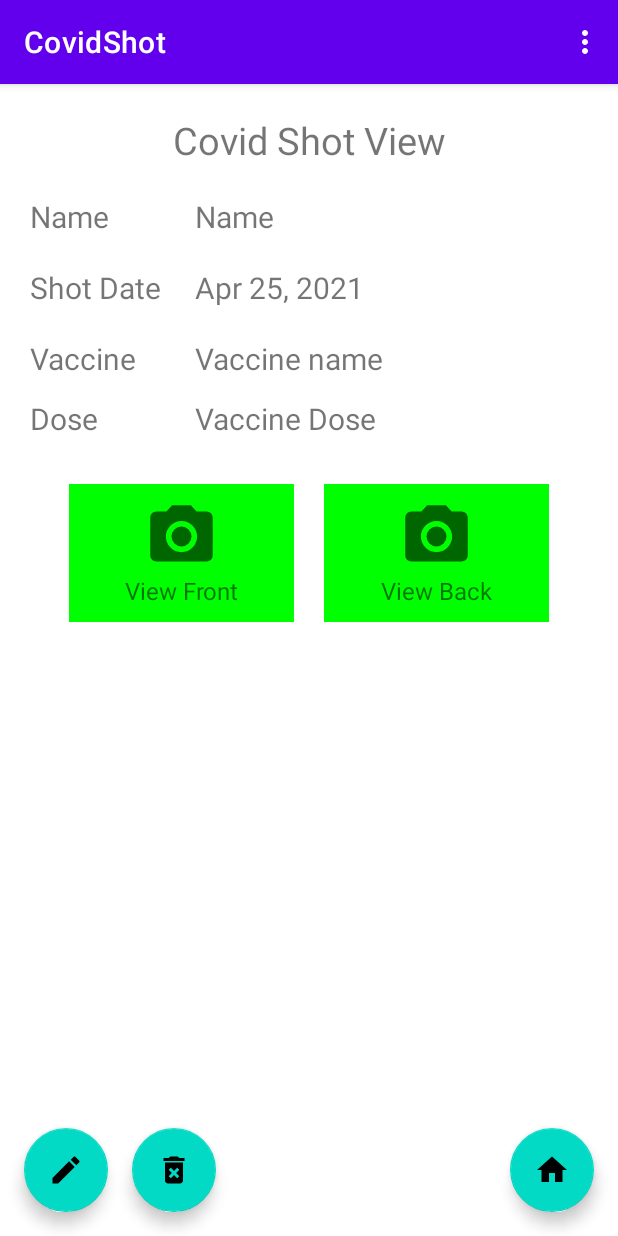
After one commit to TharunSaravanan/Health-Rec, an Android app: the VaccineView screen opened through its navigation route, on a phone screen of 412 x 824 dp. The commit adds this screen. Run offline under Robolectric (Android 15) with nearby library versions, the phone set to English and light mode, and no system bars; 6 statements that could not run were skipped.

Commit message:
view record

```diff
--- a/app/src/main/java/com/bstharun/covidshot/DbHelper.java
+++ b/app/src/main/java/com/bstharun/covidshot/DbHelper.java
@@ -24,7 +24,7 @@ public class DbHelper {
         // if vaccine entry is available, user has edited existing vaccine entry. in that case, delete existing in the arraylist and add the edited entry
         // save all vaccinations
 
-        ArrayList<Vaccination> vaccinations = new ArrayList<>();
+        ArrayList<Vaccination> vaccinations = getAllVaccinations();
         vaccinations.add(vaccineEntry);
         saveAllVaccinations(vaccinations);
     }
--- a/app/src/main/java/com/bstharun/covidshot/FirstFragment.java
+++ b/app/src/main/java/com/bstharun/covidshot/FirstFragment.java
@@ -31,23 +31,8 @@ public class FirstFragment extends Fragment {
         // Read data from database
         ArrayList<Vaccination> vaccinations = new DbHelper(this.getContext()).getAllVaccinations();
 
-
-        /* ArrayList<Vaccination> vaccinations = new ArrayList<>();
-        Vaccination dose1 = new Vaccination();
-        dose1.Name = "Tharun Saravanan";
-        dose1.VaccineDate = new Date(2021, 04, 23);
-        dose1.VaccineName = "Pfizer Dose 1";
-
-        Vaccination dose2 = new Vaccination();
-        dose2.Name = "Tharun Saravanan";
-        dose2.VaccineDate = new Date(2021, 04, 23);
-        dose2.VaccineName = "Pfizer Dose 2";
-
-        vaccinations.add(dose1);
-        vaccinations.add(dose2);*/
-
         // Create adapter passing in the sample user data
-        VaccinationAdapter adapter = new VaccinationAdapter(vaccinations);
+        VaccinationAdapter adapter = new VaccinationAdapter(vaccinations, this);
 
         // Attach the adapter to the recyclerview to populate items
         rvVaccinations.setAdapter(adapter);
--- /dev/null
+++ b/app/src/main/java/com/bstharun/covidshot/GlobalContainer.java
@@ -0,0 +1,5 @@
+package com.bstharun.covidshot;
+
+public class GlobalContainer {
+    public static Vaccination VaccinationToView;
+}
--- a/app/src/main/java/com/bstharun/covidshot/VaccinationAdapter.java
+++ b/app/src/main/java/com/bstharun/covidshot/VaccinationAdapter.java
@@ -7,6 +7,8 @@ import android.view.ViewGroup;
 import android.widget.TextView;
 
 import androidx.annotation.NonNull;
+import androidx.fragment.app.Fragment;
+import androidx.navigation.fragment.NavHostFragment;
 import androidx.recyclerview.widget.RecyclerView;
 
 import java.text.SimpleDateFormat;
@@ -15,9 +17,11 @@ import java.util.ArrayList;
 public class VaccinationAdapter extends   RecyclerView.Adapter<VaccinationAdapter.ViewHolder> {
 
     private ArrayList<Vaccination> vaccinations;
+    private Fragment parentFragment;
 
-    public VaccinationAdapter(ArrayList<Vaccination> vaccinations) {
+    public VaccinationAdapter(ArrayList<Vaccination> vaccinations, Fragment fragment) {
         this.vaccinations = vaccinations;
+        this.parentFragment = fragment;
     }
 
 
@@ -45,8 +49,10 @@ public class VaccinationAdapter extends   RecyclerView.Adapter<VaccinationAdapte
         holder.txtName.setText(vaccination.Name);
 
         SimpleDateFormat sdf = new SimpleDateFormat("dd-MMM-yy");
-        String date = sdf.format(vaccination.VaccineDate);
-        holder.txtDate.setText(date);
+
+            String date = sdf.format(vaccination.VaccineDate);
+            holder.txtDate.setText(date);
+
 
         holder.txtShotType.setText(vaccination.VaccineName);
     }
@@ -82,11 +88,12 @@ public class VaccinationAdapter extends   RecyclerView.Adapter<VaccinationAdapte
 
         @Override
         public void onClick(View view) {
-            /*int position = getAdapterPosition();
-            String selectedCategory = mCategories.get(position).Name;
+            int position = getAdapterPosition();
+            Vaccination selectedRecord = vaccinations.get(position);
+            GlobalContainer.VaccinationToView = selectedRecord;
 
-            MainActivity activity = (MainActivity) this.itemView.getContext();
-            activity.loadSubCategoriesFragment(selectedCategory); */
+            NavHostFragment.findNavController(parentFragment)
+                    .navigate(R.id.action_FirstFragment_to_VaccineViewFragment);
         }
 
     }
--- a/app/src/main/java/com/bstharun/covidshot/VaccineEntryFragment.java
+++ b/app/src/main/java/com/bstharun/covidshot/VaccineEntryFragment.java
@@ -3,16 +3,19 @@ package com.bstharun.covidshot;
 import android.Manifest;
 import android.app.AlertDialog;
 import android.app.DatePickerDialog;
+import android.content.Context;
 import android.content.DialogInterface;
 import android.content.Intent;
 import android.content.pm.PackageManager;
 import android.net.Uri;
 import android.os.Bundle;
 import android.provider.MediaStore;
+import android.text.TextUtils;
 import android.util.Log;
 import android.view.LayoutInflater;
 import android.view.View;
 import android.view.ViewGroup;
+import android.view.inputmethod.InputMethodManager;
 import android.widget.AdapterView;
 import android.widget.ArrayAdapter;
 import android.widget.Button;
@@ -28,6 +31,9 @@ import androidx.core.app.ActivityCompat;
 import androidx.core.content.ContextCompat;
 import androidx.core.content.FileProvider;
 import androidx.fragment.app.Fragment;
+import androidx.navigation.fragment.NavHostFragment;
+
+import com.google.android.material.floatingactionbutton.FloatingActionButton;
 
 import java.io.File;
 import java.io.IOException;
@@ -90,18 +96,29 @@ public class VaccineEntryFragment extends Fragment {
         btnSave = root.findViewById(R.id.btnSave);
         txtName = (EditText) root.findViewById(R.id.txtName);
 
+        vaccineDate = Calendar.getInstance().getTime();
         txtDate.setText(DateHelper.TodayToString());
 
         setVaccineSpinner();
         setVaccineDoseSpinner();
 
+        txtName.setOnFocusChangeListener(new View.OnFocusChangeListener() {
+            @Override
+            public void onFocusChange(View v, boolean hasFocus) {
+                if (!hasFocus) {
+                    hideKeyboard();
+                }
+            }
+        });
+
 
         txtDate.setOnClickListener(v -> {
+            hideKeyboard();
             showCalendar();
         });
 
         lvCameraFront.setOnClickListener(v -> {
-
+            hideKeyboard();
             if (ContextCompat.checkSelfPermission(this.getActivity(), Manifest.permission.CAMERA) != PackageManager.PERMISSION_GRANTED) {
                 ActivityCompat.requestPermissions(this.getActivity(), new String[]{Manifest.permission.CAMERA}, PERMISSIONS_CAMERA_REQUEST);
             } else if (ContextCompat.checkSelfPermission(this.getActivity(), Manifest.permission.READ_EXTERNAL_STORAGE) != PackageManager.PERMISSION_GRANTED) {
@@ -113,7 +130,7 @@ public class VaccineEntryFragment extends Fragment {
         });
 
         lvCameraBack.setOnClickListener(v -> {
-
+            hideKeyboard();
             if (ContextCompat.checkSelfPermission(this.getActivity(), Manifest.permission.CAMERA) != PackageManager.PERMISSION_GRANTED) {
                 ActivityCompat.requestPermissions(this.getActivity(), new String[]{Manifest.permission.CAMERA}, PERMISSIONS_CAMERA_REQUEST);
             } else if (ContextCompat.checkSelfPermission(this.getActivity(), Manifest.permission.READ_EXTERNAL_STORAGE) != PackageManager.PERMISSION_GRANTED) {
@@ -125,16 +142,34 @@ public class VaccineEntryFragment extends Fragment {
         });
 
         btnSave.setOnClickListener(v -> {
+            hideKeyboard();
             saveData();
         });
 
 
         showPhoneStoragePermission();
 
+        // link floating action button
+        FloatingActionButton fab = root.findViewById(R.id.fab_home);
+        fab.setOnClickListener(new View.OnClickListener() {
+            @Override
+            public void onClick(View view) {
+                hideKeyboard();
+                NavHostFragment.findNavController(VaccineEntryFragment.this)
+                        .navigate(R.id.action_VaccineEntryFragment_to_FirstFragment);
+
+            }
+        });
+
         return root;
     }
 
     private void saveData(){
+        if(TextUtils.isEmpty(txtName.getText().toString())) {
+            txtName.setError("Enter name");
+            return;
+        }
+
         Vaccination record = new Vaccination();
         record.Id = UUID.randomUUID().toString();
         record.Name = txtName.getText().toString().toUpperCase().trim();
@@ -148,6 +183,8 @@ public class VaccineEntryFragment extends Fragment {
         DbHelper db = new DbHelper(this.getContext());
         db.storeVaccineRecord(record);
 
+        NavHostFragment.findNavController(VaccineEntryFragment.this)
+                .navigate(R.id.action_VaccineEntryFragment_to_FirstFragment);
     }
 
 
@@ -265,6 +302,7 @@ public class VaccineEntryFragment extends Fragment {
     }
 
     void showCalendar() {
+        hideKeyboard();
         final Calendar c = Calendar.getInstance();
         int mYear = c.get(Calendar.YEAR);
         int mMonth = c.get(Calendar.MONTH);
@@ -350,4 +388,13 @@ public class VaccineEntryFragment extends Fragment {
 
     }
 
+    void hideKeyboard(){
+        // Check if no view has focus:
+        View view = this.getActivity().getCurrentFocus();
+        if (view != null) {
+            InputMethodManager imm = (InputMethodManager)this.getContext().getSystemService(Context.INPUT_METHOD_SERVICE);
+            imm.hideSoftInputFromWindow(view.getWindowToken(), 0);
+        }
+    }
+
 }
--- /dev/null
+++ b/app/src/main/java/com/bstharun/covidshot/VaccineView.java
@@ -0,0 +1,97 @@
+package com.bstharun.covidshot;
+
+import android.graphics.Color;
+import android.os.Bundle;
+import android.view.LayoutInflater;
+import android.view.View;
+import android.view.ViewGroup;
+import android.widget.LinearLayout;
+import android.widget.TextView;
+
+import androidx.fragment.app.Fragment;
+import androidx.navigation.fragment.NavHostFragment;
+
+import com.google.android.material.floatingactionbutton.FloatingActionButton;
+
+public class VaccineView extends Fragment {
+
+    TextView txtName;
+    TextView txtDate;
+    TextView txtVaccineType;
+    TextView txtVaccineDose;
+    TextView txtFrontImage;
+    TextView txtBackImage;
+
+    Vaccination vaccineRecord;
+    FloatingActionButton btnHome;
+    FloatingActionButton btnEdit;
+    FloatingActionButton btnDelete;
+
+    LinearLayout lvCameraFront;
+    LinearLayout lvCameraBack;
+
+    public VaccineView() {
+        // Required empty public constructor
+    }
+
+
+
+    @Override
+    public View onCreateView(LayoutInflater inflater, ViewGroup container,
+                             Bundle savedInstanceState) {
+        // Inflate the layout for this fragment
+        View root = inflater.inflate(R.layout.fragment_vaccine_view, container, false);
+
+        txtName = root.findViewById(R.id.txtName);
+        txtDate = root.findViewById(R.id.txtDate);
+        txtVaccineType = root.findViewById(R.id.txtVaccineType);
+        txtVaccineDose = root.findViewById(R.id.txtVaccineDose);
+        txtFrontImage = root.findViewById(R.id.txtFrontImage);
+        txtBackImage = root.findViewById(R.id.txtBackImage);
+
+        btnHome = root.findViewById(R.id.fab_home);
+        btnEdit = root.findViewById(R.id.fab_edit);
+        btnDelete = root.findViewById(R.id.fab_delete);
+
+        lvCameraFront = root.findViewById(R.id.lvCameraFront);
+        lvCameraBack = root.findViewById(R.id.lvCameraBack);
+
+        btnHome.setOnClickListener(v -> {
+            NavHostFragment.findNavController(VaccineView.this)
+                    .navigate(R.id.action_VaccineViewFragment_to_FirstFragment);
+        });
+
+        showVaccineRecord();
+
+
+        return root;
+    }
+
+    void showVaccineRecord(){
+
+        vaccineRecord = GlobalContainer.VaccinationToView;
+        txtName.setText(vaccineRecord.Name);
+        txtDate.setText(DateHelper.DateToString(vaccineRecord.VaccineDate));
+        txtVaccineType.setText(vaccineRecord.VaccineName);
+        txtVaccineDose.setText(vaccineRecord.VaccineDose);
+
+        if (vaccineRecord.FrontImagePath == null || vaccineRecord.FrontImagePath.isEmpty() == true){
+            lvCameraFront.setBackgroundColor(Color.DKGRAY);
+            txtFrontImage.setText("No Front Image");
+        }
+        else
+        {
+            lvCameraFront.setBackgroundColor(Color.GREEN) ;
+        }
+
+        if (vaccineRecord.BackImagePath == null || vaccineRecord.BackImagePath.isEmpty() == true){
+            lvCameraBack.setBackgroundColor(Color.DKGRAY);
+            txtBackImage.setText("No Back Image");
+        }
+        else
+        {
+            lvCameraBack.setBackgroundColor(Color.GREEN) ;
+        }
+
+    }
+}
--- /dev/null
+++ b/app/src/main/res/drawable/ic_baseline_delete_forever_24.xml
@@ -0,0 +1,10 @@
+<vector xmlns:android="http://schemas.android.com/apk/res/android"
+    android:width="24dp"
+    android:height="24dp"
+    android:viewportWidth="24"
+    android:viewportHeight="24"
+    android:tint="?attr/colorControlNormal">
+  <path
+      android:fillColor="@android:color/white"
+      android:pathData="M6,19c0,1.1 0.9,2 2,2h8c1.1,0 2,-0.9 2,-2L18,7L6,7v12zM8.46,11.88l1.41,-1.41L12,12.59l2.12,-2.12 1.41,1.41L13.41,14l2.12,2.12 -1.41,1.41L12,15.41l-2.12,2.12 -1.41,-1.41L10.59,14l-2.13,-2.12zM15.5,4l-1,-1h-5l-1,1L5,4v2h14L19,4z"/>
+</vector>
--- /dev/null
+++ b/app/src/main/res/drawable/ic_baseline_mode_edit_24.xml
@@ -0,0 +1,10 @@
+<vector xmlns:android="http://schemas.android.com/apk/res/android"
+    android:width="24dp"
+    android:height="24dp"
+    android:viewportWidth="24"
+    android:viewportHeight="24"
+    android:tint="?attr/colorControlNormal">
+  <path
+      android:fillColor="@android:color/white"
+      android:pathData="M3,17.25V21h3.75L17.81,9.94l-3.75,-3.75L3,17.25zM20.71,7.04c0.39,-0.39 0.39,-1.02 0,-1.41l-2.34,-2.34c-0.39,-0.39 -1.02,-0.39 -1.41,0l-1.83,1.83 3.75,3.75 1.83,-1.83z"/>
+</vector>
--- a/app/src/main/res/layout/fragment_first.xml
+++ b/app/src/main/res/layout/fragment_first.xml
@@ -9,9 +9,12 @@
     <androidx.recyclerview.widget.RecyclerView
         android:id="@+id/rvVaccinations"
         android:layout_width="match_parent"
-        android:layout_height="match_parent"
+        android:layout_height="wrap_content"
         tools:layout_editor_absoluteX="200dp"
-        tools:layout_editor_absoluteY="145dp" />
+        tools:layout_editor_absoluteY="145dp"
+        app:layout_constraintTop_toTopOf="parent"
+        app:layout_constraintBottom_toBottomOf="parent"
+        />
 
     <com.google.android.material.floatingactionbutton.FloatingActionButton
         android:id="@+id/fab"
--- /dev/null
+++ b/app/src/main/res/layout/fragment_vaccine_view.xml
@@ -0,0 +1,219 @@
+<?xml version="1.0" encoding="utf-8"?>
+<androidx.constraintlayout.widget.ConstraintLayout xmlns:android="http://schemas.android.com/apk/res/android"
+    xmlns:app="http://schemas.android.com/apk/res-auto"
+    xmlns:tools="http://schemas.android.com/tools"
+    android:layout_width="match_parent"
+    android:layout_height="match_parent"
+    tools:context=".VaccineView">
+
+    <TextView
+        android:id="@+id/txtTitle"
+        android:layout_width="match_parent"
+        android:layout_height="wrap_content"
+        android:layout_margin="20dp"
+        android:text="Covid Shot View"
+        android:textAlignment="center"
+        android:textSize="25dp"
+        app:layout_constraintStart_toStartOf="parent"
+        app:layout_constraintTop_toTopOf="parent"></TextView>
+
+    <TextView
+        android:id="@+id/lblName"
+        android:layout_width="100dp"
+        android:layout_height="wrap_content"
+        android:layout_marginLeft="20dp"
+        android:layout_marginTop="20dp"
+        android:text="Name"
+        android:textSize="20sp"
+        app:layout_constraintStart_toStartOf="parent"
+        app:layout_constraintTop_toBottomOf="@+id/txtTitle"
+        ></TextView>
+
+
+    <TextView
+        android:id="@+id/txtName"
+        android:layout_width="wrap_content"
+        android:layout_height="wrap_content"
+        android:layout_marginLeft="10dp"
+        android:layout_marginTop="20dp"
+        android:text="Name"
+        android:textSize="20sp"
+        app:layout_constraintTop_toBottomOf="@+id/txtTitle"
+        app:layout_constraintLeft_toRightOf="@+id/lblName"
+        ></TextView>
+
+    <TextView
+        android:id="@+id/lblDate"
+        android:layout_width="100dp"
+        android:layout_height="wrap_content"
+        android:layout_marginLeft="20dp"
+        android:layout_marginTop="20dp"
+        android:text="Shot Date"
+        android:textSize="20sp"
+        app:layout_constraintStart_toStartOf="parent"
+        app:layout_constraintTop_toBottomOf="@+id/txtName"></TextView>
+
+
+    <TextView
+        android:id="@+id/txtDate"
+        android:layout_width="wrap_content"
+        android:layout_height="wrap_content"
+        android:layout_marginLeft="10dp"
+        android:layout_marginTop="20dp"
+        android:text="Apr 25, 2021"
+        android:textSize="20sp"
+        app:layout_constraintLeft_toRightOf="@+id/lblDate"
+        app:layout_constraintTop_toBottomOf="@+id/txtName"></TextView>
+
+    <TextView
+        android:id="@+id/lblVaccineType"
+        android:layout_width="100dp"
+        android:layout_height="wrap_content"
+        android:layout_marginLeft="20dp"
+        android:layout_marginTop="20dp"
+        android:text="Vaccine"
+        android:textSize="20sp"
+        app:layout_constraintStart_toStartOf="parent"
+        app:layout_constraintTop_toBottomOf="@+id/lblDate"></TextView>
+
+    <TextView
+        android:id="@+id/txtVaccineType"
+        android:layout_width="275dp"
+        android:layout_height="wrap_content"
+        android:layout_marginLeft="10dp"
+        android:layout_marginTop="20dp"
+        android:text="Vaccine name"
+        android:textSize="20sp"
+        app:layout_constraintLeft_toRightOf="@+id/lblVaccineType"
+        app:layout_constraintTop_toBottomOf="@+id/txtDate"></TextView>
+
+    <TextView
+        android:id="@+id/lblVaccineDose"
+        android:layout_width="100dp"
+        android:layout_height="wrap_content"
+        android:layout_marginLeft="20dp"
+        android:layout_marginTop="60dp"
+        android:text="Dose"
+        android:textSize="20sp"
+        app:layout_constraintStart_toStartOf="parent"
+        app:layout_constraintTop_toBottomOf="@+id/lblDate"></TextView>
+
+    <TextView
+        android:id="@+id/txtVaccineDose"
+        android:layout_width="275dp"
+        android:layout_height="wrap_content"
+        android:layout_marginLeft="10dp"
+        android:layout_marginTop="60dp"
+        android:text="Vaccine Dose"
+        android:textSize="20sp"
+        app:layout_constraintLeft_toRightOf="@+id/lblVaccineType"
+        app:layout_constraintTop_toBottomOf="@+id/txtDate"></TextView>
+
+
+    <LinearLayout
+        android:id="@+id/lvCamera"
+        android:layout_width="wrap_content"
+        android:layout_height="wrap_content"
+        android:layout_gravity="center"
+        android:layout_margin="20dp"
+        android:orientation="horizontal"
+        app:layout_constraintEnd_toEndOf="parent"
+        app:layout_constraintStart_toStartOf="parent"
+        app:layout_constraintTop_toBottomOf="@+id/lblVaccineDose">
+
+        <LinearLayout
+            android:id="@+id/lvCameraFront"
+            android:layout_width="150dp"
+            android:layout_height="wrap_content"
+            android:layout_gravity="center"
+            android:layout_margin="10dp"
+            android:layout_weight="1"
+            android:background="@color/light_grey"
+            android:orientation="vertical"
+            android:padding="10dp"
+            app:layout_constraintStart_toStartOf="parent"
+            app:layout_constraintTop_toBottomOf="@+id/lblVaccineDose">
+
+            <ImageView
+                android:id="@+id/imageCameraFront"
+                android:layout_width="50dp"
+                android:layout_height="50dp"
+                android:layout_gravity="center"
+                android:src="@drawable/ic_baseline_photo_camera_24"></ImageView>
+
+            <TextView
+                android:id="@+id/txtFrontImage"
+                android:layout_width="wrap_content"
+                android:layout_height="wrap_content"
+                android:layout_weight="1"
+                android:text="View Front"
+                android:layout_gravity="center"
+                android:textAlignment="center"
+                android:textSize="16sp"
+                app:layout_constraintTop_toBottomOf="@+id/lblVaccineDose"></TextView>
+        </LinearLayout>
+
+        <LinearLayout
+            android:id="@+id/lvCameraBack"
+            android:layout_width="150dp"
+            android:layout_height="wrap_content"
+            android:layout_gravity="center"
+            android:layout_margin="10dp"
+            android:layout_weight="1"
+            android:padding="10dp"
+            android:background="@color/light_grey"
+            android:orientation="vertical"
+            app:layout_constraintStart_toStartOf="parent"
+            app:layout_constraintTop_toBottomOf="@+id/lblVaccineDose">
+
+            <ImageView
+                android:layout_width="50dp"
+                android:layout_height="50dp"
+                android:layout_gravity="center"
+                android:src="@drawable/ic_baseline_photo_camera_24"></ImageView>
+
+            <TextView
+                android:id="@+id/txtBackImage"
+                android:layout_width="wrap_content"
+                android:layout_height="wrap_content"
+                android:layout_weight="1"
+                android:text="View Back"
+                android:layout_gravity="center"
+                android:textAlignment="center"
+                android:textSize="16sp"
+                app:layout_constraintTop_toBottomOf="@+id/lblVaccineDose"></TextView>
+        </LinearLayout>
+    </LinearLayout>
+
+
+    <com.google.android.material.floatingactionbutton.FloatingActionButton
+        android:id="@+id/fab_home"
+        android:layout_width="wrap_content"
+        android:layout_height="wrap_content"
+        android:layout_gravity="bottom|end"
+        android:layout_margin="@dimen/fab_margin"
+        app:layout_constraintBottom_toBottomOf="parent"
+        app:layout_constraintRight_toRightOf="parent"
+        app:srcCompat="@drawable/ic_baseline_home_24" />
+
+    <com.google.android.material.floatingactionbutton.FloatingActionButton
+        android:id="@+id/fab_edit"
+        android:layout_width="wrap_content"
+        android:layout_height="wrap_content"
+        android:layout_gravity="bottom|end"
+        android:layout_margin="@dimen/fab_margin"
+        app:layout_constraintBottom_toBottomOf="parent"
+        app:layout_constraintLeft_toLeftOf="parent"
+        app:srcCompat="@drawable/ic_baseline_mode_edit_24" />
+
+    <com.google.android.material.floatingactionbutton.FloatingActionButton
+        android:id="@+id/fab_delete"
+        android:layout_width="wrap_content"
+        android:layout_height="wrap_content"
+        android:layout_gravity="bottom|end"
+        android:layout_margin="@dimen/fab_margin"
+        app:layout_constraintBottom_toBottomOf="parent"
+        app:layout_constraintLeft_toRightOf="@id/fab_edit"
+        app:srcCompat="@drawable/ic_baseline_delete_forever_24" />
+
+</androidx.constraintlayout.widget.ConstraintLayout>
--- a/app/src/main/res/navigation/nav_graph.xml
+++ b/app/src/main/res/navigation/nav_graph.xml
@@ -14,6 +14,10 @@
         <action
             android:id="@+id/action_FirstFragment_to_VaccineEntryFragment"
             app:destination="@id/VaccineEntryFragment" />
+
+        <action
+            android:id="@+id/action_FirstFragment_to_VaccineViewFragment"
+            app:destination="@id/VaccineViewFragment" />
     </fragment>
 
     <fragment
@@ -26,4 +30,16 @@
             android:id="@+id/action_VaccineEntryFragment_to_FirstFragment"
             app:destination="@id/FirstFragment" />
     </fragment>
+
+    <fragment
+        android:id="@+id/VaccineViewFragment"
+        android:name="com.bstharun.covidshot.VaccineView"
+        android:label="Vaccination Record View"
+        tools:layout="@layout/fragment_vaccine_view">
+
+        <action
+            android:id="@+id/action_VaccineViewFragment_to_FirstFragment"
+            app:destination="@id/FirstFragment" />
+    </fragment>
+
 </navigation>
```
